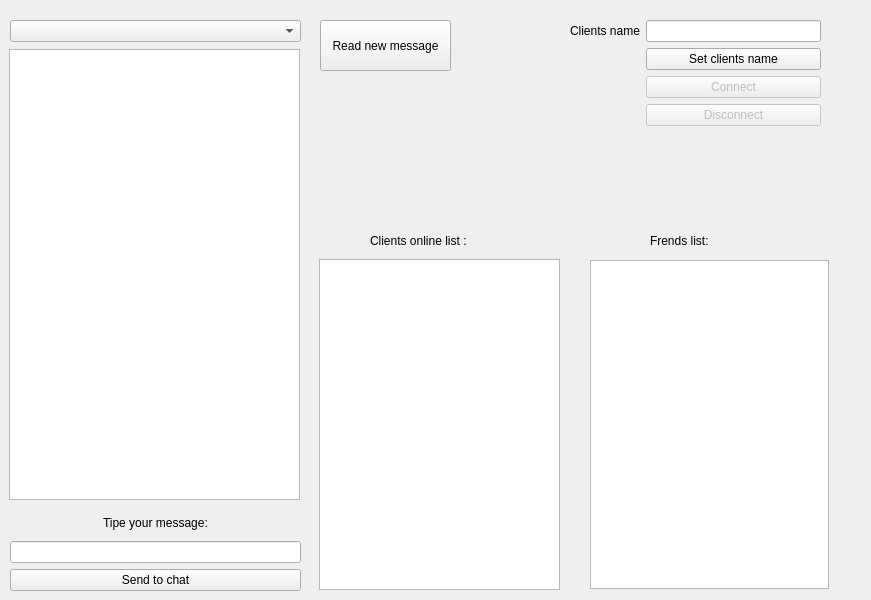
The window that lesson_11/ChatWindow/form.ui (T1monation/Asinc_chat) describes before a commit, drawn with Qt 5.
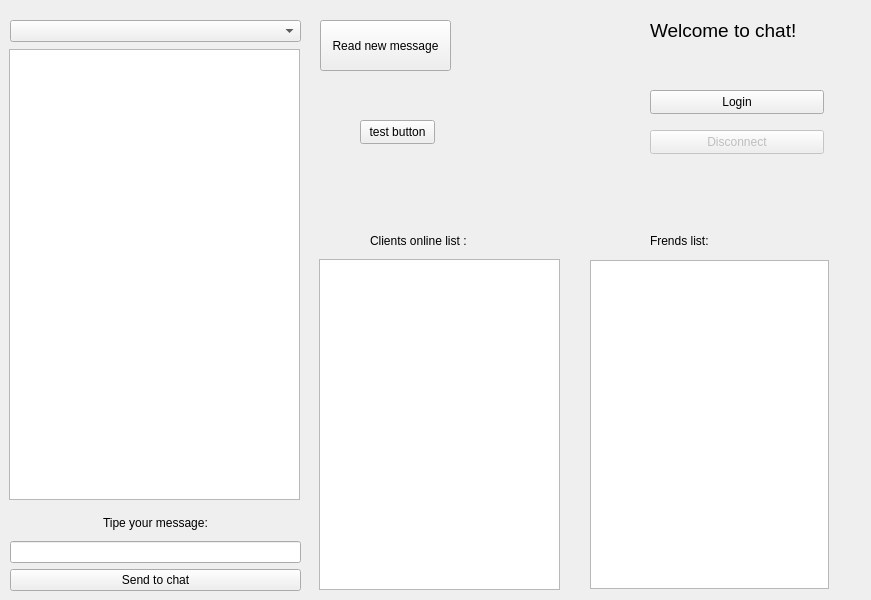
The same window after the commit.

The edit to the form file:
```diff
--- a/lesson_11/ChatWindow/form.ui
+++ b/lesson_11/ChatWindow/form.ui
@@ -57,58 +57,6 @@
     </item>
    </layout>
   </widget>
-  <widget class="QWidget" name="formLayoutWidget">
-   <property name="geometry">
-    <rect>
-     <x>570</x>
-     <y>20</y>
-     <width>251</width>
-     <height>151</height>
-    </rect>
-   </property>
-   <layout class="QFormLayout" name="formLayout">
-    <item row="0" column="0">
-     <widget class="QLabel" name="clientsNameLabel">
-      <property name="text">
-       <string>Clients name</string>
-      </property>
-     </widget>
-    </item>
-    <item row="0" column="1">
-     <widget class="QLineEdit" name="name_input"/>
-    </item>
-    <item row="1" column="1">
-     <widget class="QPushButton" name="set_name_button">
-      <property name="text">
-       <string>Set clients name</string>
-      </property>
-      <property name="autoRepeatDelay">
-       <number>300</number>
-      </property>
-     </widget>
-    </item>
-    <item row="2" column="1">
-     <widget class="QPushButton" name="connect_button">
-      <property name="enabled">
-       <bool>false</bool>
-      </property>
-      <property name="text">
-       <string>Connect</string>
-      </property>
-     </widget>
-    </item>
-    <item row="3" column="1">
-     <widget class="QPushButton" name="disconnect_button">
-      <property name="enabled">
-       <bool>false</bool>
-      </property>
-      <property name="text">
-       <string>Disconnect</string>
-      </property>
-     </widget>
-    </item>
-   </layout>
-  </widget>
   <widget class="QWidget" name="verticalLayoutWidget_3">
    <property name="geometry">
     <rect>
@@ -183,6 +131,69 @@
     <string>Read new message</string>
    </property>
   </widget>
+  <widget class="QPushButton" name="login_button">
+   <property name="enabled">
+    <bool>true</bool>
+   </property>
+   <property name="geometry">
+    <rect>
+     <x>650</x>
+     <y>90</y>
+     <width>174</width>
+     <height>24</height>
+    </rect>
+   </property>
+   <property name="text">
+    <string>Login</string>
+   </property>
+  </widget>
+  <widget class="QPushButton" name="disconnect_button">
+   <property name="enabled">
+    <bool>false</bool>
+   </property>
+   <property name="geometry">
+    <rect>
+     <x>650</x>
+     <y>130</y>
+     <width>174</width>
+     <height>24</height>
+    </rect>
+   </property>
+   <property name="text">
+    <string>Disconnect</string>
+   </property>
+  </widget>
+  <widget class="QLabel" name="client_name_label">
+   <property name="geometry">
+    <rect>
+     <x>650</x>
+     <y>20</y>
+     <width>171</width>
+     <height>21</height>
+    </rect>
+   </property>
+   <property name="font">
+    <font>
+     <pointsize>14</pointsize>
+    </font>
+   </property>
+   <property name="text">
+    <string>Welcome to chat!</string>
+   </property>
+  </widget>
+  <widget class="QPushButton" name="test_button">
+   <property name="geometry">
+    <rect>
+     <x>360</x>
+     <y>120</y>
+     <width>75</width>
+     <height>24</height>
+    </rect>
+   </property>
+   <property name="text">
+    <string>test button</string>
+   </property>
+  </widget>
  </widget>
  <resources/>
  <connections/>
```
